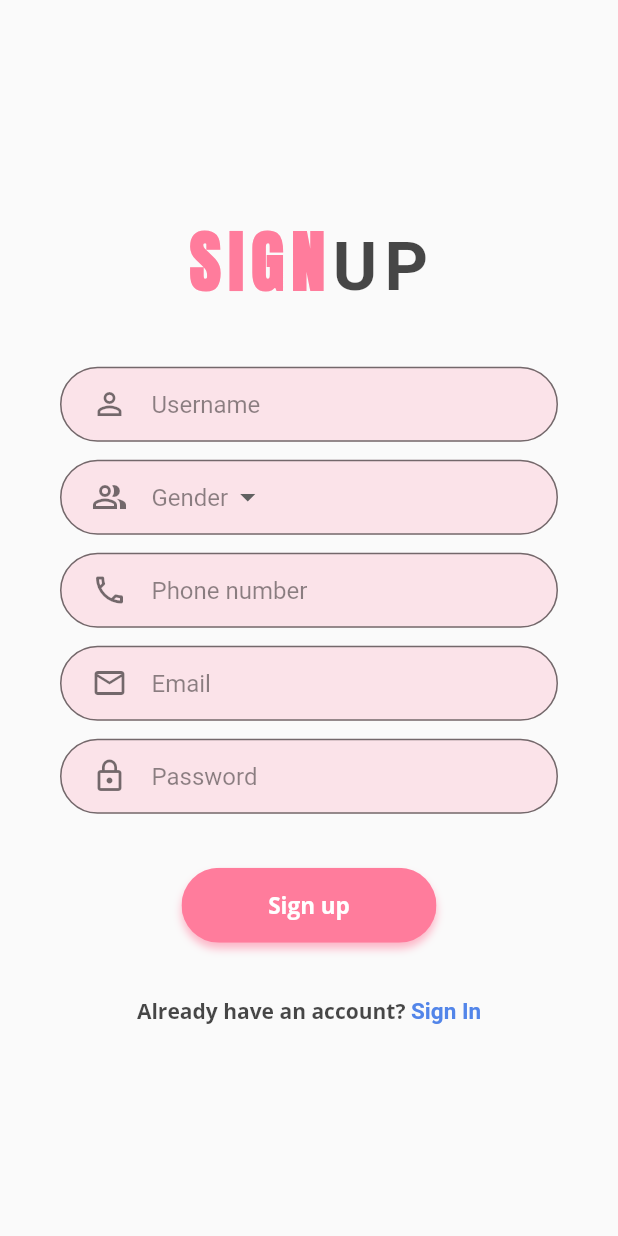
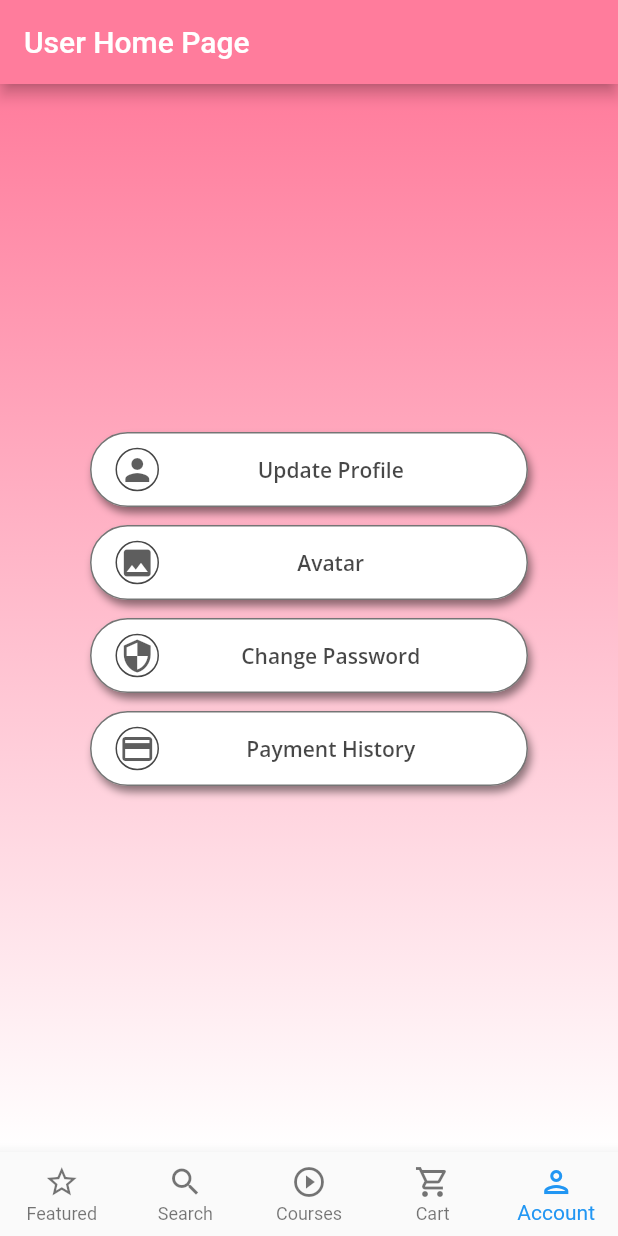
Before and after one commit to DSparda/dsdemy, a Flutter app: the screen it shows after launch, after a tap on "Sign in", on a phone screen of 412 x 824 dp. Run offline on Flutter 3.47's test engine with Material 2 defaults, Android fonts, the phone set to English and light mode, and no system bars; our stand-ins replace auto_route, flutter_svg, get_it, google_fonts, injectable, stacked and 1 more.

Commit message:
Add custom widgets and UI for user home screen

```diff
--- a/lib/src/app/router/router.dart
+++ b/lib/src/app/router/router.dart
@@ -2,9 +2,11 @@ import 'package:auto_route/auto_route_annotations.dart';
 import 'package:udemy1/src/ui/views/log_in/log_in_view.dart';
 
 import 'package:udemy1/src/ui/views/register/register_view.dart';
+import 'package:udemy1/src/ui/views/user_home/user_home_view.dart';
 
 @MaterialAutoRouter(routes: [
   MaterialRoute(page: LogInView, initial: true),
-  MaterialRoute(page: RegisterView)
+  MaterialRoute(page: RegisterView),
+  MaterialRoute(page: UserHomeView)
 ])
 class $Router {}
--- a/lib/src/app/utils/constants.dart
+++ b/lib/src/app/utils/constants.dart
@@ -4,13 +4,22 @@ class Constants {
   static const pink = Color(0xFFFF7C9C);
   static const pink18 = Color(0x2EFF7C9C);
   static const pink54 = Color(0x8AFF7C9C);
+  static const gradientPink = LinearGradient(
+    begin: Alignment.topCenter,
+    end: Alignment.bottomCenter,
+    colors: [pink, white]
+  );
 
   static const blue = Color(0xFF5285E9);
 
   static const white = Colors.white;
 
+  static const transparent = Colors.transparent;
+
   static const black = Colors.black;
   static const black72 = Color(0xB8000000);
   static const black54 = Colors.black54;
   static const black45 = Colors.black45;
+  static const black63 = Color(0xA1000000);
+
 }
--- a/lib/src/ui/views/log_in/log_in_view.dart
+++ b/lib/src/ui/views/log_in/log_in_view.dart
@@ -2,9 +2,9 @@ import 'package:flutter/gestures.dart';
 import 'package:flutter/material.dart';
 import 'package:flutter_svg/flutter_svg.dart';
 import 'package:stacked/stacked.dart';
-import 'package:udemy1/src/ui/widgets/dumb/custom_text_field.dart';
 import 'package:udemy1/src/ui/widgets/dumb/rounded_button.dart';
 import 'package:udemy1/src/ui/widgets/dumb/tapable_text.dart';
+import 'package:udemy1/src/ui/widgets/dumb/text_field_with_icon.dart';
 import 'package:udemy1/src/ui/widgets/dumb/title_text.dart';
 import './log_in_view_model.dart';
 
@@ -42,11 +42,11 @@ class LogInView extends StatelessWidget {
                       t2: model.title2,
                       margin: 24.0,
                     ),
-                    CustomTextField(
+                    TextFieldWithIcon(
                       hint: model.email,
                       icon: model.emailIcon,
                     ),
-                    CustomTextField(
+                    TextFieldWithIcon(
                       hint: model.password,
                       icon: model.passwordIcon,
                       obsecure: true,
@@ -65,7 +65,7 @@ class LogInView extends StatelessWidget {
                     ),
                     RoundedButton(
                       text: model.buttonText,
-                      press: model.navToRegister,
+                      press: model.navToUserHome,
                       margin: 24.0,
                     ),
                     TapableText(
--- a/lib/src/ui/views/log_in/log_in_view_model.dart
+++ b/lib/src/ui/views/log_in/log_in_view_model.dart
@@ -43,4 +43,8 @@ class LogInViewModel extends BaseViewModel {
   Future navToRegister() async {
     await _navigationService.navigateTo(Routes.registerView);
   }
+
+  Future navToUserHome() async {
+    await _navigationService.navigateTo(Routes.userHomeView);
+  }
 }
--- a/lib/src/ui/views/register/register_view.dart
+++ b/lib/src/ui/views/register/register_view.dart
@@ -2,8 +2,8 @@ import 'package:flutter/gestures.dart';
 import 'package:flutter/material.dart';
 import 'package:stacked/stacked.dart';
 import 'package:udemy1/src/ui/widgets/dumb/custom_dropdown.dart';
-import 'package:udemy1/src/ui/widgets/dumb/custom_text_field.dart';
 import 'package:udemy1/src/ui/widgets/dumb/rounded_button.dart';
+import 'package:udemy1/src/ui/widgets/dumb/text_field_with_icon.dart';
 import 'package:udemy1/src/ui/widgets/dumb/title_text.dart';
 import 'package:udemy1/src/ui/widgets/dumb/tapable_text.dart';
 
@@ -36,7 +36,7 @@ class RegisterView extends StatelessWidget {
                         t2: model.title2,
                         margin: 36,
                       ),
-                      CustomTextField(
+                      TextFieldWithIcon(
                         hint: model.username,
                         icon: model.userIcon,
                       ),
@@ -47,15 +47,15 @@ class RegisterView extends StatelessWidget {
                         selected: model.selectedGender,
                         onSelected: model.onGenderSelected,
                       ),
-                      CustomTextField(
+                      TextFieldWithIcon(
                         hint: model.phone,
                         icon: model.phoneIcon,
                       ),
-                      CustomTextField(
+                      TextFieldWithIcon(
                         hint: model.email,
                         icon: model.emailIcon,
                       ),
-                      CustomTextField(
+                      TextFieldWithIcon(
                         hint: model.password,
                         icon: model.passwordIcon,
                         margin: 36.0,
--- a/lib/src/ui/views/register/register_view_model.dart
+++ b/lib/src/ui/views/register/register_view_model.dart
@@ -2,7 +2,6 @@ import 'package:flutter/material.dart';
 import 'package:stacked/stacked.dart';
 import 'package:stacked_services/stacked_services.dart';
 import 'package:udemy1/src/app/locator/locator.dart';
-import 'package:udemy1/src/app/router/router.gr.dart';
 
 class RegisterViewModel extends BaseViewModel {
   final NavigationService _navigationService = locator<NavigationService>();
@@ -62,7 +61,7 @@ class RegisterViewModel extends BaseViewModel {
   String _signIn2 = ' Sign In';
   get signIn2 => _signIn2;
 
-  Future navToLogin() async {
-    await _navigationService.navigateTo(Routes.logInView);
+  void navToLogin() {
+    _navigationService.back();
   }
 }
--- /dev/null
+++ b/lib/src/ui/views/user_home/user_home_view.dart
@@ -0,0 +1,62 @@
+import 'package:flutter/material.dart';
+import 'package:stacked/stacked.dart';
+import 'package:udemy1/src/app/utils/constants.dart';
+import 'package:udemy1/src/ui/widgets/dumb/bottom_bar.dart';
+import 'package:udemy1/src/ui/widgets/dumb/button_with_icon.dart';
+import './user_home_view_model.dart';
+
+class UserHomeView extends StatelessWidget {
+  @override
+  Widget build(BuildContext context) {
+    return ViewModelBuilder<UserHomeViewModel>.nonReactive(
+      viewModelBuilder: () => UserHomeViewModel(),
+      builder: (
+        BuildContext context,
+        UserHomeViewModel model,
+        Widget child,
+      ) {
+        var size = MediaQuery.of(context).size;
+        return Scaffold(
+          appBar: AppBar(
+            title: Text(model.title),
+            backgroundColor: Constants.pink,
+            automaticallyImplyLeading: false,
+          ),
+          bottomNavigationBar: BottomBar(
+            selected: 4,
+          ),
+          body: Container(
+            width: size.width,
+            height: size.height,
+            decoration: BoxDecoration(gradient: Constants.gradientPink),
+            child: Center(
+              child: SingleChildScrollView(
+                child: Column(
+                  mainAxisAlignment: MainAxisAlignment.center,
+                  children: [
+                    ButtonWithIcon(
+                      icon: model.userProfileIcon,
+                      text: model.userProfile,
+                    ),
+                    ButtonWithIcon(
+                      icon: model.avatarIcon,
+                      text: model.avatar,
+                    ),
+                    ButtonWithIcon(
+                      icon: model.securityIcon,
+                      text: model.security,
+                    ),
+                    ButtonWithIcon(
+                      icon: model.paymentIcon,
+                      text: model.payment,
+                    )
+                  ],
+                ),
+              ),
+            ),
+          ),
+        );
+      },
+    );
+  }
+}
--- /dev/null
+++ b/lib/src/ui/views/user_home/user_home_view_model.dart
@@ -0,0 +1,31 @@
+import 'package:stacked/stacked.dart';
+import 'package:flutter/material.dart';
+
+class UserHomeViewModel extends BaseViewModel {
+  String _title = 'User Home Page';
+  get title => _title;
+
+  String _userProfile = 'Update Profile';
+  get userProfile => _userProfile;
+
+  IconData _userProfileIcon = Icons.person;
+  get userProfileIcon => _userProfileIcon;
+
+  String _avatar = 'Avatar';
+  get avatar => _avatar;
+
+  IconData _avatarIcon = Icons.image;
+  get avatarIcon => _avatarIcon;
+
+  String _security = 'Change Password';
+  get security => _security;
+
+  IconData _securityIcon = Icons.security;
+  get securityIcon => _securityIcon;
+
+  String _payment = 'Payment History';
+  get payment => _payment;
+
+  IconData _paymentIcon = Icons.payment;
+  get paymentIcon => _paymentIcon;
+}
--- /dev/null
+++ b/lib/src/ui/widgets/dumb/bottom_bar.dart
@@ -0,0 +1,40 @@
+import 'package:flutter/material.dart';
+
+class BottomBar extends StatelessWidget {
+  final int selected;
+
+  const BottomBar({
+    Key key,
+    this.selected = 1,
+  }) : super(key: key);
+
+  @override
+  Widget build(BuildContext context) {
+    return BottomNavigationBar(
+      type: BottomNavigationBarType.fixed,
+      items: const <BottomNavigationBarItem>[
+        BottomNavigationBarItem(
+          icon: Icon(Icons.star_border),
+          label: 'Featured',
+        ),
+        BottomNavigationBarItem(
+          icon: Icon(Icons.search_outlined),
+          label: 'Search',
+        ),
+        BottomNavigationBarItem(
+          icon: Icon(Icons.play_circle_outline),
+          label: 'Courses',
+        ),
+        BottomNavigationBarItem(
+          icon: Icon(Icons.shopping_cart_outlined),
+          label: 'Cart',
+        ),
+        BottomNavigationBarItem(
+          icon: Icon(Icons.person_outlined),
+          label: 'Account',
+        ),
+      ],
+      currentIndex: selected,
+    );
+  }
+}
--- /dev/null
+++ b/lib/src/ui/widgets/dumb/button_with_icon.dart
@@ -0,0 +1,62 @@
+import 'package:flutter/material.dart';
+import 'package:google_fonts/google_fonts.dart';
+import 'package:udemy1/src/app/utils/constants.dart';
+
+import 'custom_container.dart';
+
+class ButtonWithIcon extends StatelessWidget {
+  final IconData icon;
+  final String text;
+  final widthPadding;
+
+  const ButtonWithIcon({
+    Key key,
+    this.icon,
+    this.text,
+    this.widthPadding = 120.0,
+  }) : super(key: key);
+
+  @override
+  Widget build(BuildContext context) {
+    return CustomContainer(
+      borderColor: Constants.white,
+      shadowColor: Constants.black45,
+      widthPadding: widthPadding,
+      child: SizedBox(
+        child: ClipRRect(
+          borderRadius: BorderRadius.circular(40.0),
+          child: FlatButton(
+            child: Row(
+              crossAxisAlignment: CrossAxisAlignment.center,
+              children: [
+                Container(
+                  padding: EdgeInsets.all(1.5),
+                  decoration: BoxDecoration(
+                      borderRadius: BorderRadius.circular(100.0),
+                      border: Border.all(width: 1.0, color: Constants.black72)),
+                  child: Icon(
+                    icon,
+                    color: Constants.black63,
+                  ),
+                ),
+                Expanded(
+                  child: Align(
+                    alignment: Alignment.center,
+                    child: Text(
+                      text,
+                      style: GoogleFonts.openSans(
+                        color: Constants.black72,
+                        fontWeight: FontWeight.w600,
+                      ),
+                    ),
+                  ),
+                ),
+              ],
+            ),
+            onPressed: () {},
+          ),
+        ),
+      ),
+    );
+  }
+}
--- /dev/null
+++ b/lib/src/ui/widgets/dumb/custom_container.dart
@@ -0,0 +1,46 @@
+import 'package:flutter/material.dart';
+import 'package:udemy1/src/app/utils/constants.dart';
+
+const _height = 50.0;
+final _borderRadius = BorderRadius.circular(40.0);
+
+class CustomContainer extends StatelessWidget {
+  final double margin;
+  final Widget child;
+  final Color borderColor;
+  final Color shadowColor;
+  final widthPadding;
+
+  const CustomContainer({
+    Key key,
+    this.margin = 12,
+    this.child,
+    this.borderColor = Constants.pink18,
+    this.shadowColor = Constants.transparent, this.widthPadding = 80.0,
+  }) : super(key: key);
+
+  @override
+  Widget build(BuildContext context) {
+    var size = MediaQuery.of(context).size;
+    final shadow = BoxShadow(
+      color: shadowColor,
+      blurRadius: 4,
+      offset: Offset(2, 4),
+    );
+    return Container(
+      width: size.width - widthPadding,
+      height: _height,
+      margin: EdgeInsets.only(bottom: margin),
+      decoration: BoxDecoration(
+        color: borderColor,
+        borderRadius: _borderRadius,
+        border: Border.all(
+          color: Constants.black54,
+          width: 1.0,
+        ),
+        boxShadow: [shadow],
+      ),
+      child: child,
+    );
+  }
+}
--- a/lib/src/ui/widgets/dumb/custom_dropdown.dart
+++ b/lib/src/ui/widgets/dumb/custom_dropdown.dart
@@ -1,10 +1,7 @@
 import 'package:flutter/material.dart';
 import 'package:google_fonts/google_fonts.dart';
 import 'package:udemy1/src/app/utils/constants.dart';
-
-const _height = 50.0;
-const _widthPadding = 80.0;
-final _borderRadius = BorderRadius.circular(40.0);
+import 'package:udemy1/src/ui/widgets/dumb/custom_container.dart';
 
 class CustomDropdown extends StatelessWidget {
   final double margin;
@@ -26,19 +23,8 @@ class CustomDropdown extends StatelessWidget {
 
   @override
   Widget build(BuildContext context) {
-    var size = MediaQuery.of(context).size;
-    return Container(
-      width: size.width - _widthPadding,
-      height: _height,
-      margin: EdgeInsets.only(bottom: margin),
-      decoration: BoxDecoration(
-        color: Constants.pink18,
-        borderRadius: _borderRadius,
-        border: Border.all(
-          color: Constants.black54,
-          width: 1.0,
-        ),
-      ),
+    return CustomContainer(
+      margin: margin,
       child: Row(
         crossAxisAlignment: CrossAxisAlignment.center,
         children: [
@@ -51,6 +37,7 @@ class CustomDropdown extends StatelessWidget {
           ),
           DropdownButtonHideUnderline(
             child: DropdownButton(
+                iconEnabledColor: Constants.black54,
                 value: selected,
                 hint: Text(hint,
                     style: GoogleFonts.roboto(
--- a/lib/src/ui/widgets/dumb/custom_text_field.dart
+++ /dev/null
@@ -1,55 +0,0 @@
-import 'package:flutter/material.dart';
-import 'package:google_fonts/google_fonts.dart';
-import 'package:udemy1/src/app/utils/constants.dart';
-
-const _height = 50.0;
-const _widthPadding = 80.0;
-final _borderRadius = BorderRadius.circular(40.0);
-
-class CustomTextField extends StatelessWidget {
-  final double margin;
-  final IconData icon;
-  final String hint;
-  final bool obsecure;
-
-  const CustomTextField({
-    Key key,
-    this.margin = 12,
-    this.icon,
-    this.hint,
-    this.obsecure = false,
-  }) : super(key: key);
-
-  @override
-  Widget build(BuildContext context) {
-    var size = MediaQuery.of(context).size;
-
-    return Container(
-      width: size.width - _widthPadding,
-      height: _height,
-      margin: EdgeInsets.only(bottom: margin),
-      padding: EdgeInsets.symmetric(horizontal: 20, vertical: 5),
-      decoration: BoxDecoration(
-        color: Constants.pink18,
-        borderRadius: _borderRadius,
-        border: Border.all(
-          color: Constants.black54,
-          width: 1.0,
-        ),
-      ),
-      child: TextField(
-        obscureText: obsecure,
-        decoration: InputDecoration(
-            hintText: hint,
-            hintStyle: GoogleFonts.roboto(
-              color: Constants.black45,
-            ),
-            icon: Icon(
-              icon,
-              color: Constants.black54,
-            ),
-            border: InputBorder.none),
-      ),
-    );
-  }
-}
--- a/lib/src/ui/widgets/dumb/rounded_button.dart
+++ b/lib/src/ui/widgets/dumb/rounded_button.dart
@@ -32,7 +32,7 @@ class RoundedButton extends StatelessWidget {
           BoxShadow(
             color: Constants.pink54,
             blurRadius: 4,
-            offset: Offset(0, 4),
+            offset: Offset(2, 4),
           )
         ],
       ),
--- /dev/null
+++ b/lib/src/ui/widgets/dumb/text_field_with_icon.dart
@@ -0,0 +1,42 @@
+import 'package:flutter/material.dart';
+import 'package:google_fonts/google_fonts.dart';
+import 'package:udemy1/src/app/utils/constants.dart';
+import 'package:udemy1/src/ui/widgets/dumb/custom_container.dart';
+
+class TextFieldWithIcon extends StatelessWidget {
+  const TextFieldWithIcon({
+    Key key,
+    this.obsecure = false,
+    this.hint,
+    this.icon,
+    this.margin = 12,
+  }) : super(key: key);
+
+  final bool obsecure;
+  final String hint;
+  final IconData icon;
+  final double margin;
+
+  @override
+  Widget build(BuildContext context) {
+    return CustomContainer(
+      margin: margin,
+      child: Padding(
+        padding: const EdgeInsets.only(left: 20.0),
+        child: TextField(
+          obscureText: obsecure,
+          decoration: InputDecoration(
+              hintText: hint,
+              hintStyle: GoogleFonts.roboto(
+                color: Constants.black45,
+              ),
+              icon: Icon(
+                icon,
+                color: Constants.black54,
+              ),
+              border: InputBorder.none),
+        ),
+      ),
+    );
+  }
+}
```
Also changed, not shown: lib/src/app/router/router.gr.dart.
